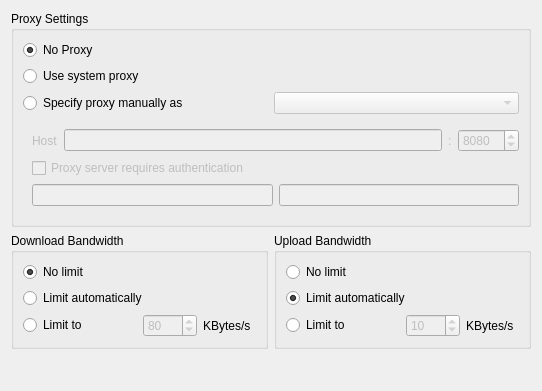
This is src/gui/networksettings.ui in nextcloud/desktop as Qt 5 draws it before an edit. The edited form follows.
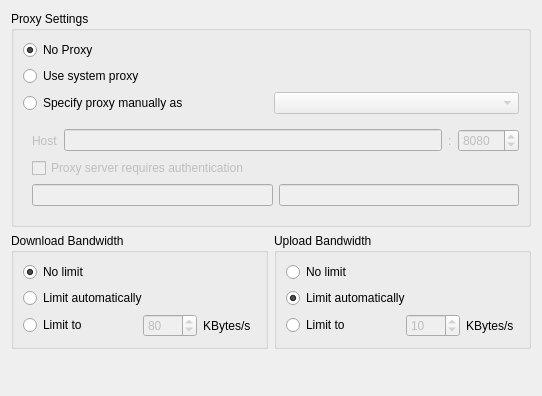
This is the edited form.

The edit to the form file:
```diff
--- a/src/gui/networksettings.ui
+++ b/src/gui/networksettings.ui
@@ -7,7 +7,7 @@
     <x>0</x>
     <y>0</y>
     <width>542</width>
-    <height>391</height>
+    <height>396</height>
    </rect>
   </property>
   <property name="windowTitle">
```
Left out of the diff: 6 changed lines with no effect on the pictures.
